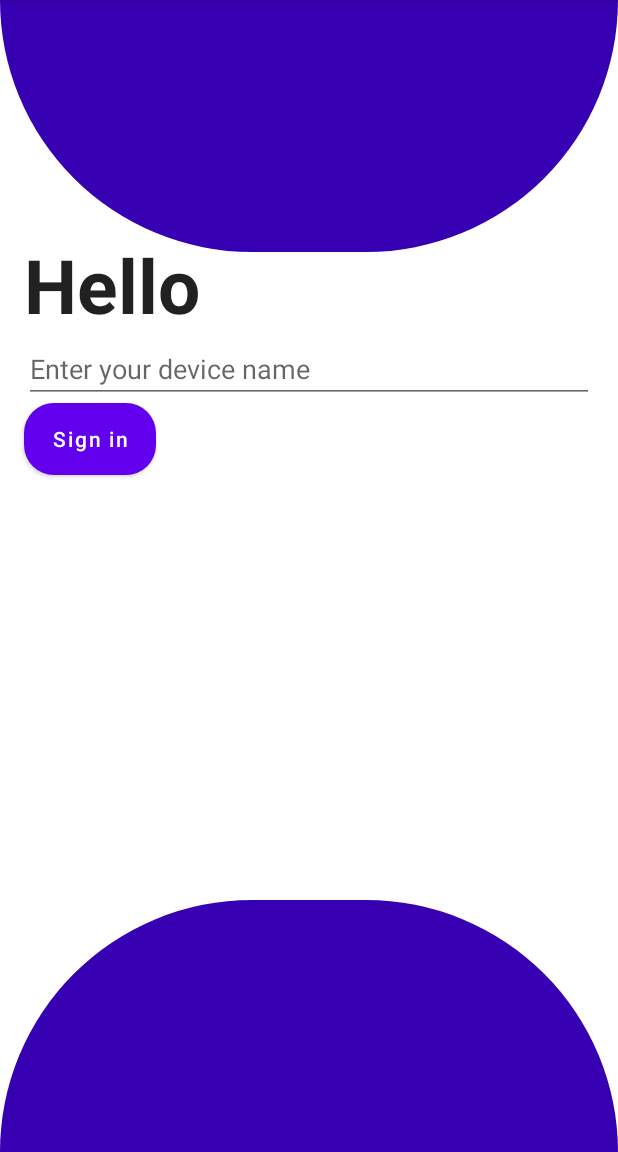
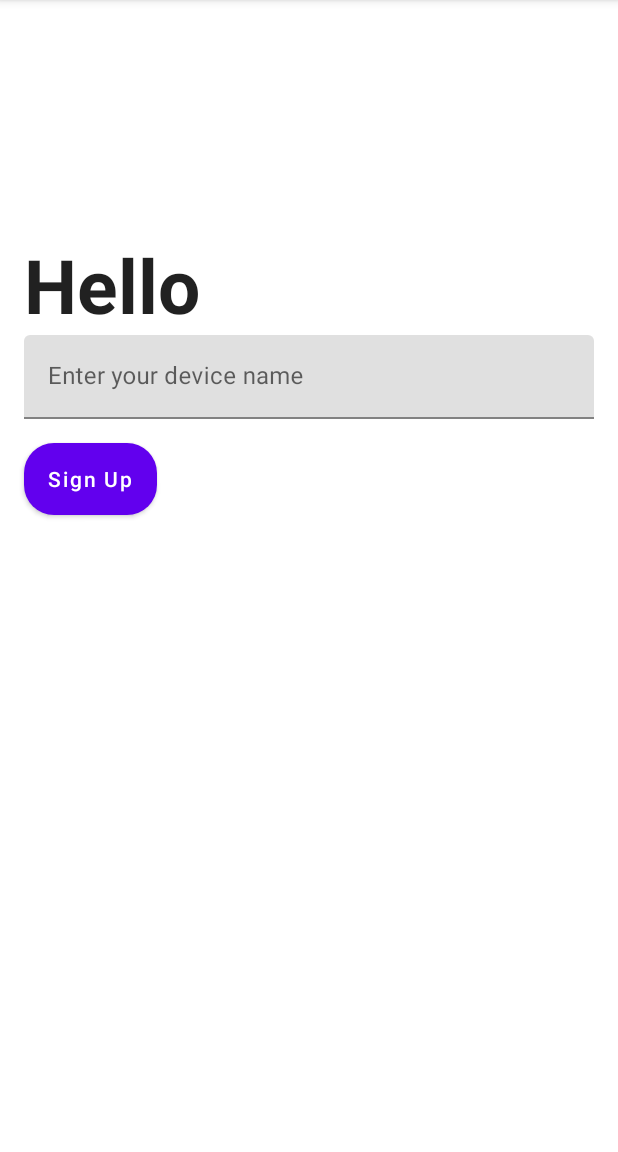
Before and after one commit to Perpetua-Kabute/LetsChat, an Android app: the screen it shows after launch (MainActivity), on a phone screen of 412 x 824 dp, the part 84-1236 px from its top. Run offline under Robolectric (Android 15) with nearby library versions, the phone set to English and light mode, and no system bars; our stand-ins replace Room's generated code, data binding.

Commit message:
fix: Fix some errors

```diff
--- a/app/src/main/java/com/example/letschat/data/MessageX.kt
+++ b/app/src/main/java/com/example/letschat/data/MessageX.kt
@@ -1,7 +1 @@
 package com.example.letschat.data
-
-data class MessageX(
-    val message: String,
-    val sender: String,
-    val timestamp: String
-)
--- a/app/src/main/java/com/example/letschat/database/Device.kt
+++ b/app/src/main/java/com/example/letschat/database/Device.kt
@@ -5,6 +5,7 @@ import androidx.room.Entity
 import androidx.room.PrimaryKey
 
 @Entity(tableName = "device_table")
+
 data class Device(
         @PrimaryKey(autoGenerate = true)
         val deviceId: Int = 0,
--- a/app/src/main/res/layout/fragment_login.xml
+++ b/app/src/main/res/layout/fragment_login.xml
@@ -4,13 +4,12 @@
     <FrameLayout
         android:layout_width="match_parent"
         android:layout_height="match_parent"
-        android:background="@drawable/login_bc"
         tools:context=".Login.LoginFragment">
 
         <LinearLayout
             android:layout_width="match_parent"
-            android:layout_height="444dp"
-            android:layout_marginTop="140dp"
+            android:layout_height="match_parent"
+            android:layout_marginTop="@dimen/layout_top_margin"
             android:orientation="vertical">
 
             <TextView
@@ -21,22 +20,29 @@
                 android:textSize="50sp"
                 android:textStyle="bold"
                 android:text="@string/hello"
-                android:layout_marginStart="16dp"
-                android:layout_marginEnd="16dp"
-                android:layout_marginTop="16dp"/>
-            <EditText
-                android:id="@+id/deviceName"
+                android:layout_marginStart="@dimen/layout_margin_16dp"
+                android:layout_marginEnd="@dimen/layout_margin_16dp"
+                android:layout_marginTop="@dimen/layout_margin_16dp"/>
+            <com.google.android.material.textfield.TextInputLayout
                 android:layout_width="match_parent"
-                android:layout_height="wrap_content"
-                android:layout_marginStart="16dp"
-                android:layout_marginEnd="16dp"
-                android:hint="@string/device_name"/>
+                android:layout_height="wrap_content">
+                <EditText
+                    android:id="@+id/deviceName"
+                    android:layout_width="match_parent"
+                    android:layout_height="wrap_content"
+                    android:layout_marginStart="@dimen/layout_margin_16dp"
+                    android:layout_marginEnd="@dimen/layout_margin_16dp"
+                    android:hint="@string/device_name"/>
+
+            </com.google.android.material.textfield.TextInputLayout>
             <Button
                 android:id="@+id/signIn"
                 android:layout_width="wrap_content"
                 android:layout_height="wrap_content"
-                android:layout_marginStart="16dp"
-                android:text="Sign in"
+                android:layout_marginStart="@dimen/layout_margin_16dp"
+                android:layout_marginTop="@dimen/layout_margin_16dp"
+                android:text="@string/sign_up"
+                android:layout_gravity=""
                 android:textAllCaps="false"
                 android:background="@drawable/rounded_button"/>
         </LinearLayout>
--- /dev/null
+++ b/app/src/main/res/values/dimens.xml
@@ -0,0 +1,7 @@
+<?xml version="1.0" encoding="utf-8"?>
+<resources>
+    <dimen name="layout_margin_16dp">16dp</dimen>
+    <dimen name="layout_top_margin">140dp</dimen>
+    <dimen name="layout_8dp">8dp</dimen>
+    <dimen name="layout_48dp">48dp</dimen>
+</resources>
--- a/app/src/main/res/values/strings.xml
+++ b/app/src/main/res/values/strings.xml
@@ -5,4 +5,5 @@
     <string name="hello">Hello</string>
     <string name="device_name">Enter your device name</string>
     <string name="SplashText">Welcome</string>
+    <string name="sign_up">Sign Up</string>
 </resources>
```
Also changed, not shown: app/build.gradle (+10 -6 lines), app/src/main/java/com/example/letschat/data/Message.kt (+13 -1 lines), app/src/main/res/layout/list_item.xml (+9 -8 lines), build.gradle (+5 -3 lines), gradle/wrapper/gradle-wrapper.properties.
